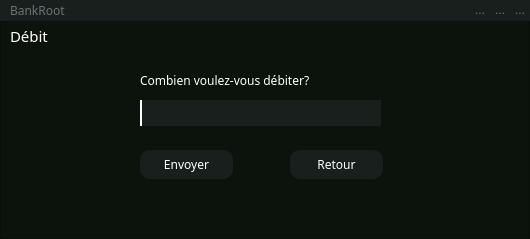
The window that debit.ui (SparqueeZ/Bank-Root) describes before a commit, drawn with Qt 5.
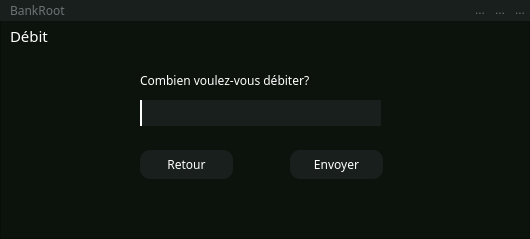
The same window after the commit. Icons and pictures are not drawn.

Commit message: virement gui combo box

Diff of the .ui file:
```diff
--- a/debit.ui
+++ b/debit.ui
@@ -76,7 +76,7 @@
    <widget class="QPushButton" name="pushButton_5">
     <property name="geometry">
      <rect>
-      <x>290</x>
+      <x>140</x>
       <y>150</y>
       <width>93</width>
       <height>29</height>
@@ -115,7 +115,7 @@
    <widget class="QPushButton" name="pushButton_6">
     <property name="geometry">
      <rect>
-      <x>140</x>
+      <x>290</x>
       <y>150</y>
       <width>93</width>
       <height>29</height>
```
The commit also changes 5 other files.
